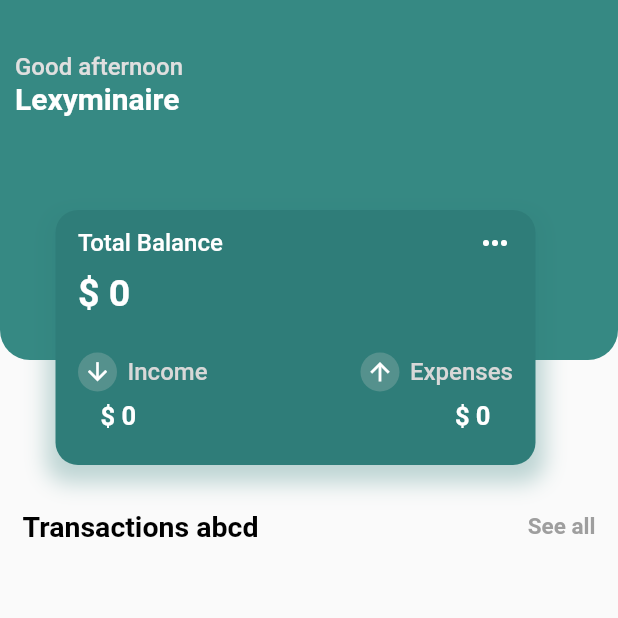
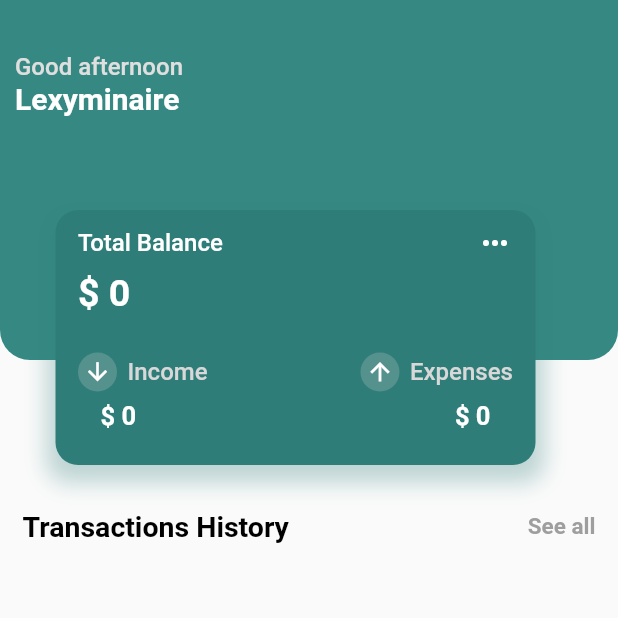
Before and after one commit to Miruzen/BibitDax, a Flutter app: the Home screen opened directly, on a phone screen of 412 x 824 dp, the top half of it. Run offline on Flutter 3.47's test engine with Material 2 defaults, Android fonts, the phone set to English and light mode, and no system bars; our stand-ins replace hive, hive_flutter, syncfusion_flutter_charts; accounts and stored records are empty.

Commit message:
Login , Wallet Png , Home

```diff
--- a/lib/Screens/Login.dart
+++ b/lib/Screens/Login.dart
@@ -21,6 +21,7 @@ class _LoginState extends State<Login> {
           ])),
       child: Scaffold(
         backgroundColor: Colors.transparent,
+        body: _page(),
       ),
     );
   }
@@ -29,7 +30,8 @@ class _LoginState extends State<Login> {
     return Center(
       child: Column(children: [
         _icon(),
-      ]),
+      ]
+      ),
     );
   }
 
@@ -38,7 +40,7 @@ class _LoginState extends State<Login> {
       decoration: BoxDecoration(
           border: Border.all(color: Colors.white, width: 2),
           shape: BoxShape.circle),
-      child: const Icon(Icons.person, color: Colors.white, size: 120),
+      child: const Icon(Icons.wallet_outlined, color: Colors.white, size: 120),
     );
   }
 }
--- a/lib/Screens/home.dart
+++ b/lib/Screens/home.dart
@@ -42,7 +42,7 @@ class _HomeState extends State<Home> {
                           mainAxisAlignment: MainAxisAlignment.spaceBetween,
                           children: [
                             Text(
-                              'Transactions abcd ',
+                              'Transactions History ',
                               style: TextStyle(
                                 fontWeight: FontWeight.w600,
                                 fontSize: 19,
--- a/pubspec.yaml
+++ b/pubspec.yaml
@@ -66,6 +66,7 @@ flutter:
     - images/Transfer.png
     - images/Education.png
     - images/ZeroProfile.png
+    - images/Wallet.png
   # An image asset can refer to one or more resolution-specific "variants", see
   # https://flutter.dev/assets-and-images/#resolution-aware
 
```
Also changed, not shown: images/Wallet.png (added).
